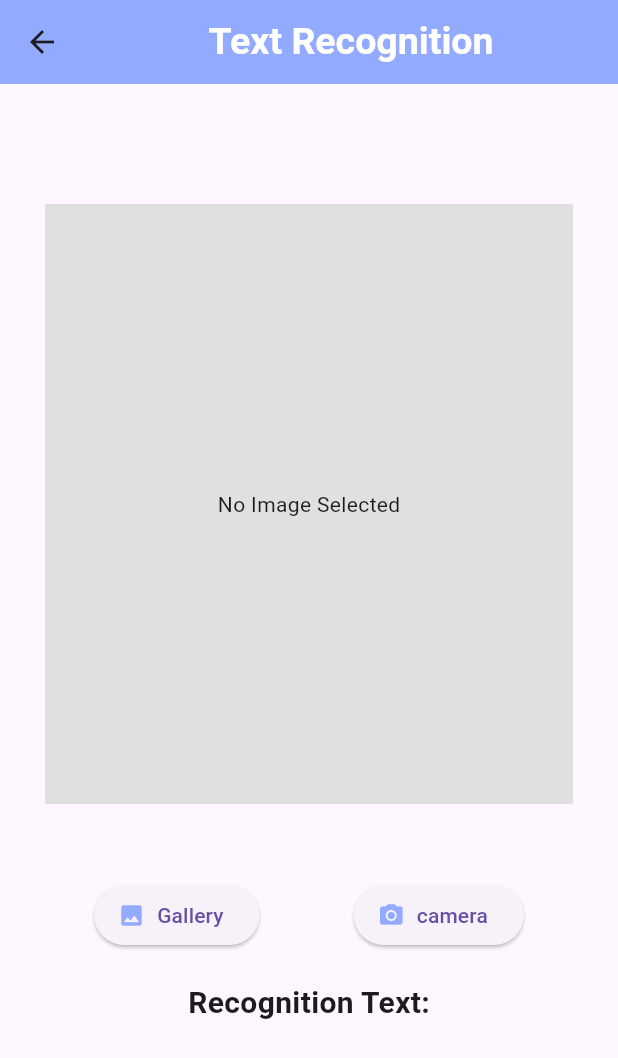
After one commit to shahrukhv5/Flutter_UI_Task_One, a Flutter app: the TextRecognition screen opened directly, on a phone screen of 412 x 824 dp. The commit adds this screen. Shown: the top 1058 px of the screen. Run offline on Flutter 3.47's test engine with Material 3 defaults, Android fonts, the phone set to English and light mode, and no system bars; our stand-ins replace animated_text_kit, cached_network_image, flutter_spinkit, google_sign_in, image_picker, photo_view and 2 more; missing offline and left inert: google_ml_kit; accounts and stored records are empty; network calls fail.

Commit message:
Text Recognition page added and also removed some useless code

```diff
--- a/lib/CustomBottomNavBar.dart
+++ b/lib/CustomBottomNavBar.dart
@@ -2,7 +2,6 @@ import 'package:flutter/material.dart';
 import 'Home.dart';
 import 'GalleryPage.dart';
 import 'ApiDataPage.dart';
-import 'Profile.dart';
 
 class CustomBottomNavBar extends StatelessWidget {
   final int currentIndex;
@@ -30,7 +29,8 @@ class CustomBottomNavBar extends StatelessWidget {
             _buildNavItem(context, Icons.home, "Home", 0),
             _buildNavItem(context, Icons.shop, "Gallery", 1),
             _buildNavItem(context, Icons.api, "API Data", 2),
-            _buildNavItem(context, Icons.person, "Profile", 3),
+            _buildNavItem(
+                context, Icons.document_scanner, "Text Recognition", 3),
           ],
         ),
       ),
--- a/lib/Home.dart
+++ b/lib/Home.dart
@@ -1,9 +1,9 @@
 import 'package:flutter/material.dart';
 import 'package:google_sign_in/google_sign_in.dart';
 import 'package:shared_preferences/shared_preferences.dart';
+import 'package:sigup_sigin_ui/TextRecognition.dart';
 import 'GalleryPage.dart';
 import 'ApiDataPage.dart';
-import 'Profile.dart';
 import 'CustomBottomNavBar.dart';
 import 'SignIn.dart';
 
@@ -35,7 +35,7 @@ class _HomeState extends State<Home> {
       buildHomeContent(),
       const GalleryPage(),
       const ApiDataPage(),
-      const Profile(),
+      const TextRecognition(),
     ]);
   }
 
--- /dev/null
+++ b/lib/TextRecognition.dart
@@ -0,0 +1,149 @@
+import 'dart:io';
+import 'package:animated_text_kit/animated_text_kit.dart';
+import 'package:flutter/cupertino.dart';
+import 'package:flutter/material.dart';
+import 'package:flutter_spinkit/flutter_spinkit.dart';
+import 'package:google_ml_kit/google_ml_kit.dart';
+import 'package:image_picker/image_picker.dart';
+
+class TextRecognition extends StatefulWidget {
+  const TextRecognition({super.key});
+
+  @override
+  State<TextRecognition> createState() => _TextRecognitionState();
+}
+
+class _TextRecognitionState extends State<TextRecognition> {
+  XFile? pickedImage;
+  String mytext = '';
+  bool scanning = false;
+
+  final ImagePicker _imagePicker = ImagePicker();
+
+  getImage(ImageSource ourSource) async {
+    XFile? result = await _imagePicker.pickImage(source: ourSource);
+
+    if (result != null) {
+      setState(() {
+        pickedImage = result;
+      });
+      performTextRecognition();
+    }
+  }
+
+  performTextRecognition() async {
+    setState(() {
+      scanning = true;
+    });
+    try {
+      final inputImage = InputImage.fromFilePath(pickedImage!.path);
+      final textRecognizer = GoogleMlKit.vision.textRecognizer();
+      final recognizeText = await textRecognizer.processImage(inputImage);
+
+      setState(() {
+        mytext = recognizeText.text;
+        scanning = false;
+      });
+      textRecognizer.close();
+    } catch (e) {
+      print("Error during text recognition: $e");
+    }
+  }
+
+  @override
+  Widget build(BuildContext context) {
+    return Scaffold(
+      appBar: AppBar(
+        title: Center(
+          child: Text(
+            "Text Recognition",
+            style: TextStyle(
+                color: Colors.white, fontSize: 25, fontWeight: FontWeight.bold),
+          ),
+        ),
+        backgroundColor: Color(0xFF93ABFF),
+      ),
+      body: ListView(
+        shrinkWrap: true,
+        children: [
+          SizedBox(height: 50),
+          pickedImage == null
+              ? Padding(
+                  padding:
+                      const EdgeInsets.symmetric(horizontal: 30, vertical: 30),
+                  child: Container(
+                    color: Colors.grey.shade300,
+                    height: 400,
+                    child: Center(
+                      child: Text("No Image Selected"),
+                    ),
+                  ),
+                )
+              : Center(
+                  child: Image.file(
+                    File(pickedImage!.path),
+                    height: 400,
+                  ),
+                ),
+          SizedBox(height: 20),
+          Row(
+            mainAxisAlignment: MainAxisAlignment.spaceEvenly,
+            children: [
+              ElevatedButton.icon(
+                onPressed: () {
+                  getImage(ImageSource.gallery);
+                },
+                icon: Icon(
+                  Icons.photo,
+                  color: Color(0xFF93ABFF),
+                ),
+                label: Text(
+                  "Gallery",
+                ),
+              ),
+              ElevatedButton.icon(
+                onPressed: () {
+                  getImage(ImageSource.camera);
+                },
+                icon: Icon(Icons.photo_camera, color: Color(0xFF93ABFF)),
+                label: Text(
+                  "camera",
+                ),
+              ),
+            ],
+          ),
+          SizedBox(height: 20),
+          Center(
+            child: Text(
+              "Recognition Text:",
+              style: TextStyle(fontSize: 20, fontWeight: FontWeight.bold),
+            ),
+          ),
+          SizedBox(height: 30),
+          scanning
+              ? Padding(
+                  padding: const EdgeInsets.only(top: 60),
+                  child: Center(
+                    child: SpinKitThreeBounce(
+                      color: Colors.black,
+                      size: 20,
+                    ),
+                  ),
+                )
+              : Center(
+                  child: AnimatedTextKit(
+                    isRepeatingAnimation: false,
+                    animatedTexts: [
+                      TypewriterAnimatedText(
+                        mytext,
+                        textAlign: TextAlign.center,
+                        textStyle: TextStyle(fontSize: 20),
+                      ),
+                    ],
+                  ),
+                )
+        ],
+      ),
+    );
+  }
+}
```
Also changed, not shown: lib/Profile.dart (deleted, +0 -56 lines), pubspec.yaml (+9 -1 lines), pubspec.lock, 5 other files.
